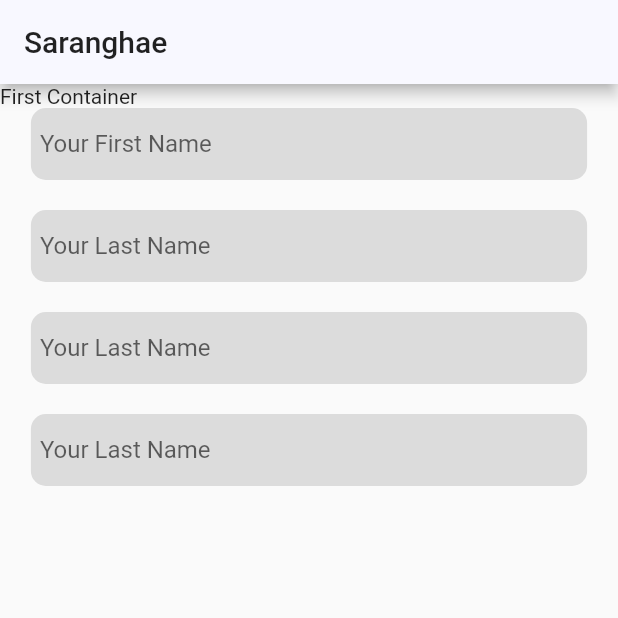
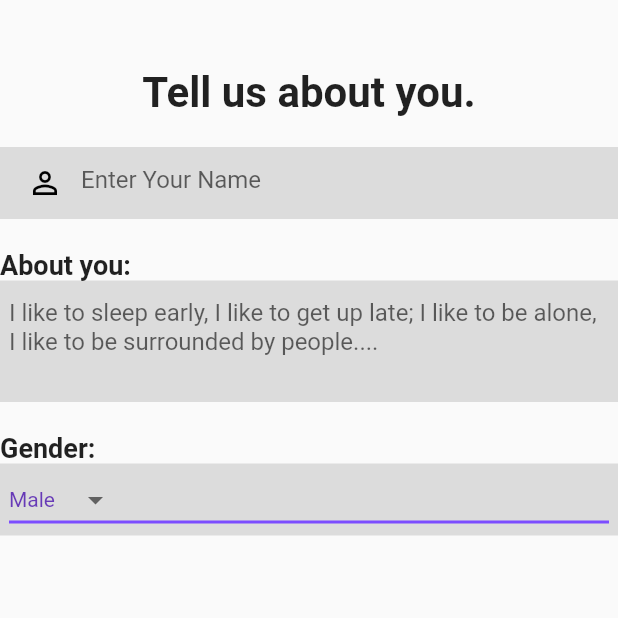
Before and after one commit to sunanda35/saranghae, a Flutter app: the screen it shows after launch, on a phone screen of 412 x 824 dp, the top half of it. Run offline on Flutter 3.47's test engine with Material 2 defaults, Android fonts, the phone set to English and light mode, and no system bars; our stand-ins replace font_awesome_flutter.

Commit message:
profile register page slightly done

```diff
--- a/lib/pages/login/login_register.dart
+++ b/lib/pages/login/login_register.dart
@@ -8,13 +8,24 @@ class LoginProfileRegister extends StatefulWidget {
 }
 
 class _LoginProfileRegisterState extends State<LoginProfileRegister> {
-  final _fNameController = TextEditingController();
-  final _lNameController = TextEditingController();
+  final _nameController = TextEditingController();
+  final _aboutController = TextEditingController();
+  final _jobTitleController = TextEditingController();
+  final _companyController = TextEditingController();
+  final _schoolController = TextEditingController();
+  final _locationController = TextEditingController();
+  String sex = "Male";
+  List<dynamic> sexOriantation = [];
+  List<dynamic> passion = [];
 
   @override
   void dispose() {
-    _fNameController.dispose();
-    _lNameController.dispose();
+    _nameController.dispose();
+    _aboutController.dispose();
+    _jobTitleController.dispose();
+    _companyController.dispose();
+    _schoolController.dispose();
+    _locationController.dispose();
     super.dispose();
   }
 
@@ -25,10 +36,6 @@ class _LoginProfileRegisterState extends State<LoginProfileRegister> {
         return new Future(() => false);
       },
       child: Scaffold(
-        appBar: AppBar(
-          title: Text('Saranghae'),
-          automaticallyImplyLeading: false,
-        ),
         body: GestureDetector(
           onTap: () {
             FocusScope.of(context).unfocus();
@@ -38,86 +45,107 @@ class _LoginProfileRegisterState extends State<LoginProfileRegister> {
               mainAxisAlignment: MainAxisAlignment.start,
               crossAxisAlignment: CrossAxisAlignment.stretch,
               children: [
+                SizedBox(
+                  height: 45,
+                ),
+                Text(
+                  "Tell us about you.",
+                  textAlign: TextAlign.center,
+                  style: TextStyle(
+                    fontSize: 28,
+                    fontWeight: FontWeight.bold,
+                  ),
+                ),
+                SizedBox(
+                  height: 20,
+                ),
                 Container(
                   width: MediaQuery.of(context).size.width,
-                  child: Text("First Container"),
-                ),
-                Center(
-                  child: Container(
-                    width: MediaQuery.of(context).size.width * 0.9,
                   padding: EdgeInsets.only(left: 6, right: 6),
                   decoration: BoxDecoration(
                     color: Colors.black12,
-                      borderRadius: BorderRadius.circular(10),
+                    // borderRadius: BorderRadius.circular(10),
                   ),
                   child: TextField(
-                      controller: _fNameController,
+                    controller: _nameController,
                     decoration: InputDecoration(
+                      prefixIcon: Icon(
+                        Icons.person_outline,
+                        color: Colors.black,
+                      ),
                       border: InputBorder.none,
-                        hintText: "Your First Name",
-                      ),
+                      hintText: "Enter Your Name",
                     ),
                   ),
                 ),
                 SizedBox(
                   height: 20,
                 ),
-                Center(
-                  child: Container(
-                    width: MediaQuery.of(context).size.width * 0.9,
+                Text(
+                  "About you:",
+                  style: TextStyle(
+                    fontSize: 18,
+                    fontWeight: FontWeight.bold,
+                  ),
+                ),
+                Container(
+                  width: MediaQuery.of(context).size.width,
                   padding: EdgeInsets.only(left: 6, right: 6),
                   decoration: BoxDecoration(
                     color: Colors.black12,
-                      borderRadius: BorderRadius.circular(10),
+                    // borderRadius: BorderRadius.circular(10),
                   ),
                   child: TextField(
-                      controller: _lNameController,
+                    controller: _aboutController,
+                    maxLines: 3,
                     decoration: InputDecoration(
                       border: InputBorder.none,
-                        hintText: "Your Last Name",
-                      ),
+                      hintText:
+                          "I like to sleep early, I like to get up late; I like to be alone, I like to be surrounded by people....",
                     ),
                   ),
                 ),
                 SizedBox(
                   height: 20,
                 ),
-                Center(
-                  child: Container(
-                    width: MediaQuery.of(context).size.width * 0.9,
+                Text(
+                  "Gender:",
+                  style: TextStyle(
+                    fontSize: 18,
+                    fontWeight: FontWeight.bold,
+                  ),
+                ),
+                Container(
+                  width: MediaQuery.of(context).size.width,
                   padding: EdgeInsets.only(left: 6, right: 6),
                   decoration: BoxDecoration(
                     color: Colors.black12,
-                      borderRadius: BorderRadius.circular(10),
+                    // borderRadius: BorderRadius.circular(10),
                   ),
-                    child: TextField(
-                      controller: _lNameController,
-                      decoration: InputDecoration(
-                        border: InputBorder.none,
-                        hintText: "Your Last Name",
+                  child: DropdownButton<String>(
+                    value: sex,
+                    elevation: 16,
+                    style: const TextStyle(color: Colors.deepPurple),
+                    underline: Container(
+                      height: 2,
+                      color: Colors.deepPurpleAccent,
                     ),
-                    ),
+                    onChanged: (String? newValue) {
+                      setState(() {
+                        sex = newValue!;
+                      });
+                    },
+                    items: <String>['Male', 'Female', 'Others']
+                        .map<DropdownMenuItem<String>>((String value) {
+                      return DropdownMenuItem<String>(
+                        value: value,
+                        child: Text(value),
+                      );
+                    }).toList(),
                   ),
                 ),
                 SizedBox(
                   height: 20,
-                ),
-                Center(
-                  child: Container(
-                    width: MediaQuery.of(context).size.width * 0.9,
-                    padding: EdgeInsets.only(left: 6, right: 6),
-                    decoration: BoxDecoration(
-                      color: Colors.black12,
-                      borderRadius: BorderRadius.circular(10),
-                    ),
-                    child: TextField(
-                      controller: _lNameController,
-                      decoration: InputDecoration(
-                        border: InputBorder.none,
-                        hintText: "Your Last Name",
-                      ),
-                    ),
-                  ),
                 ),
               ],
             ),
```
Lines whose indentation alone changed are shown as unchanged.
